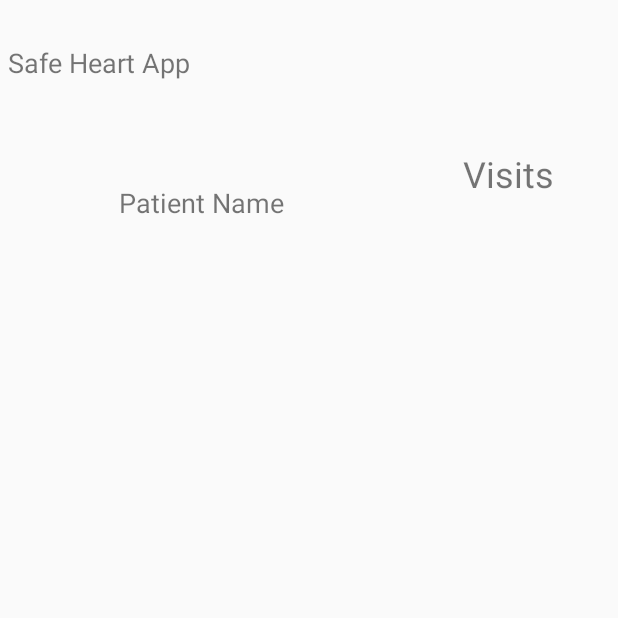
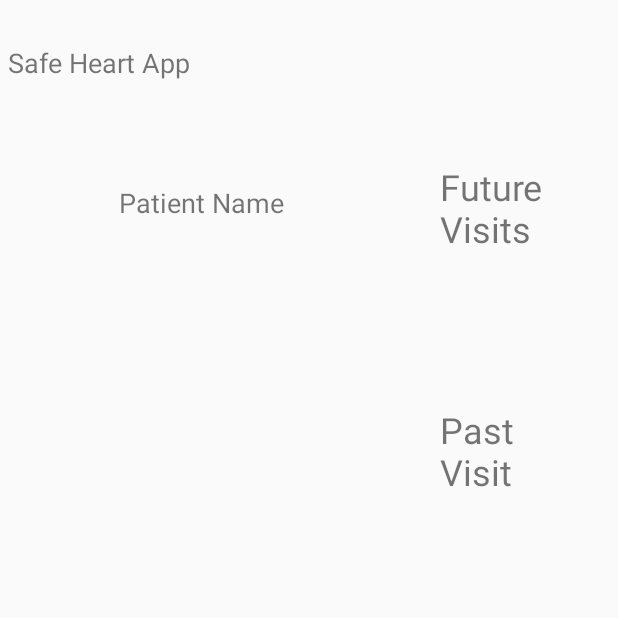
Before and after one commit to jnhendry/FZA3077_Assignment2, an Android app: the PatientHome screen opened directly, with no data from a screen before it, on a phone screen of 412 x 824 dp, the top half of it. Run offline under Robolectric (Android 15) with nearby library versions, the phone set to English and light mode, and no system bars.

Commit message:
lol RRS FUCKED

```diff
--- a/app/src/main/java/com/hotmail/jamesnhendry/fza3077/ClinitianHome.java
+++ b/app/src/main/java/com/hotmail/jamesnhendry/fza3077/ClinitianHome.java
@@ -6,7 +6,6 @@ import androidx.recyclerview.widget.RecyclerView;
 
 import android.content.Intent;
 import android.os.Bundle;
-import android.widget.EditText;
 import android.widget.TextView;
 
 import com.google.gson.Gson;
@@ -29,7 +28,7 @@ public class ClinitianHome extends AppCompatActivity {
         edtClinitianName = findViewById(R.id.txtclinitianname);
         edtClinitianName.setText(cl.getName());
 
-        recyclPatients = findViewById(R.id.recyclPatients);
+        recyclPatients = findViewById(R.id.recyclMedicalRecord);
         recyclPatients.setLayoutManager(new LinearLayoutManager(getApplicationContext()));
 
         patientAdapter = new patientAdapter(getApplicationContext(), cl.getPatients());
--- a/app/src/main/java/com/hotmail/jamesnhendry/fza3077/MedicalRecordAdapter.java
+++ b/app/src/main/java/com/hotmail/jamesnhendry/fza3077/MedicalRecordAdapter.java
@@ -66,7 +66,7 @@ public class MedicalRecordAdapter extends RecyclerView.Adapter<MedicalRecordAdap
                 holder.txtClinitian.setText(list.get(position).getClinitianName());
                 holder.txtDate.setText(list.get(position).getDateUpdated());
                 holder.txtPatientName.setText(list.get(position).getPatientName());
-                holder.txtPatientAge.setText(list.get(position).getAge());
+                //holder.txtPatientAge.setText(list.get(position).getAge());
                 holder.txtBloodp.setText(bloodp);
                 holder.txtCreact.setText(cRact);
                 holder.txtapolprotB.setText(apolB);
--- a/app/src/main/java/com/hotmail/jamesnhendry/fza3077/PatientHome.java
+++ b/app/src/main/java/com/hotmail/jamesnhendry/fza3077/PatientHome.java
@@ -1,6 +1,8 @@
 package com.hotmail.jamesnhendry.fza3077;
 
 import androidx.appcompat.app.AppCompatActivity;
+import androidx.recyclerview.widget.LinearLayoutManager;
+import androidx.recyclerview.widget.RecyclerView;
 
 import android.content.Intent;
 import android.os.Bundle;
@@ -10,31 +12,76 @@ import com.google.gson.Gson;
 
 import org.w3c.dom.Text;
 
+import java.util.ArrayList;
+
 public class PatientHome extends AppCompatActivity {
 
     private Gson gson = new Gson();
     private TextView txtPatientName;
+    Visit temp ;
+    ArrayList<MedicalRecord> medtemp = new ArrayList<>();
+    MedicalRecord med;
+    RecyclerView recyclFutureVisit,recyclVisit,recyclMedRec;
 
     @Override
     protected void onCreate(Bundle savedInstanceState) {
+
         super.onCreate(savedInstanceState);
         setContentView(R.layout.activity_patient_home);
+        recyclFutureVisit = findViewById(R.id.recycFuturevisit);
+        recyclFutureVisit.setLayoutManager(new LinearLayoutManager(getApplicationContext()));
+
+        recyclVisit = findViewById(R.id.recycVisit);
+        recyclVisit.setLayoutManager(new LinearLayoutManager(getApplicationContext()));
+
+        recyclMedRec = findViewById(R.id.recyclMedicalRecord);
+        recyclMedRec.setLayoutManager(new LinearLayoutManager(getApplicationContext()));
+
+
         txtPatientName = findViewById(R.id.txtPatientName);
         Intent intent = getIntent();
         String patient = intent.getStringExtra("patient") ;
         if(patient!=null) {
             Patient pa = gson.fromJson(patient, Patient.class);
             txtPatientName.setText(pa.getName());
+            visitAdapter pastVisitAdapter = new visitAdapter(pa.getPastVisits(),this);
+            visitAdapter futureVisitAdapter = new visitAdapter(pa.getFutureVisits(),this);
+            temp = pa.getPastVisits().get(pa.getPastVisits().size()-1);
+            med = temp.getMedicalRecord();
+            medtemp.clear();
+            med.setReynoldsRiskScore(med.calculateReynoldsRiskScore());
+            medtemp.add(med);
+
+            MedicalRecordAdapter medicalRecordAdapter = new MedicalRecordAdapter(this,medtemp);
+            recyclFutureVisit.setAdapter(futureVisitAdapter);
+            recyclVisit.setAdapter(pastVisitAdapter);
+            recyclMedRec.setAdapter(medicalRecordAdapter);
+
         }else{
             String clinitian = intent.getStringExtra("patientdetails");
             int pos = intent.getIntExtra("position",0);
             Clinitian cl = gson.fromJson(clinitian,Clinitian.class);
             if(cl!=null) {
                 txtPatientName.setText(cl.getPatients().get(pos).getName());
+                visitAdapter pastVisitAdapter = new visitAdapter(cl.getPatients().get(pos).getPastVisits(),this);
+                visitAdapter futureVisitAdapter = new visitAdapter(cl.getPatients().get(pos).getFutureVisits(),this);
+                temp = cl.getPatients().get(pos).getPastVisits().get(cl.getPatients().get(pos).getPastVisits().size()-1);
+                med = temp.getMedicalRecord();
+                medtemp.clear();
+                med.setReynoldsRiskScore(med.calculateReynoldsRiskScore());
+                medtemp.add(med);
+                MedicalRecordAdapter medicalRecordAdapter = new MedicalRecordAdapter(this,medtemp);
+                recyclFutureVisit.setAdapter(futureVisitAdapter);
+                recyclVisit.setAdapter(pastVisitAdapter);
+                recyclMedRec.setAdapter(medicalRecordAdapter);
             }
         }
 
 
 
+
+
+
+
     }
 }
--- a/app/src/main/java/com/hotmail/jamesnhendry/fza3077/visitAdapter.java
+++ b/app/src/main/java/com/hotmail/jamesnhendry/fza3077/visitAdapter.java
@@ -17,6 +17,10 @@ public class visitAdapter extends RecyclerView.Adapter<visitAdapter.subholder>{
     private onItemClickListener mListener;
     Context cr;
 
+    public visitAdapter(ArrayList<Visit> list, Context cr) {
+        this.list = list;
+        this.cr = cr;
+    }
 
     public void setonItemClicklistener(onItemClickListener listener) {
         mListener = listener;
--- a/app/src/main/res/layout/activity_clinitian_home.xml
+++ b/app/src/main/res/layout/activity_clinitian_home.xml
@@ -7,7 +7,7 @@
     tools:context=".ClinitianHome">
 
     <androidx.recyclerview.widget.RecyclerView
-        android:id="@+id/recyclPatients"
+        android:id="@+id/recyclMedicalRecord"
         android:layout_width="0dp"
         android:layout_height="0dp"
         android:layout_margin="25dp"
@@ -38,8 +38,8 @@
         android:text="Patients"
         android:textSize="24sp"
         app:layout_constraintBottom_toBottomOf="parent"
-        app:layout_constraintEnd_toEndOf="@+id/recyclPatients"
-        app:layout_constraintStart_toStartOf="@+id/recyclPatients"
+        app:layout_constraintEnd_toEndOf="@+id/recyclMedicalRecord"
+        app:layout_constraintStart_toStartOf="@+id/recyclMedicalRecord"
         app:layout_constraintTop_toTopOf="parent"
         app:layout_constraintVertical_bias="0.13" />
 
--- a/app/src/main/res/layout/activity_patient_home.xml
+++ b/app/src/main/res/layout/activity_patient_home.xml
@@ -30,20 +30,10 @@
             app:layout_constraintVertical_bias="0.448">
 
             <androidx.recyclerview.widget.RecyclerView
-                android:id="@+id/recyclPatients"
+                android:id="@+id/recyclMedicalRecord"
                 android:layout_width="match_parent"
                 android:layout_height="wrap_content" />
         </ScrollView>
-
-        <androidx.recyclerview.widget.RecyclerView
-            android:id="@+id/recycVisit"
-            android:layout_width="0dp"
-            android:layout_height="wrap_content"
-            android:layout_margin="25dp"
-            app:layout_constraintBottom_toBottomOf="parent"
-            app:layout_constraintEnd_toEndOf="parent"
-            app:layout_constraintStart_toStartOf="@+id/guideline2"
-            app:layout_constraintTop_toBottomOf="@+id/textView2" />
 
         <TextView
             android:id="@+id/txtPatientName"
@@ -58,20 +48,6 @@
             app:layout_constraintStart_toStartOf="@+id/scrollView2"
             app:layout_constraintTop_toTopOf="parent"
             app:layout_constraintVertical_bias="0.13" />
-
-        <TextView
-            android:id="@+id/textView2"
-            android:layout_width="wrap_content"
-            android:layout_height="wrap_content"
-            android:layout_margin="25dp"
-            android:text="Visits"
-            android:textSize="24sp"
-            app:layout_constraintBottom_toBottomOf="parent"
-            app:layout_constraintEnd_toEndOf="@+id/recycVisit"
-            app:layout_constraintHorizontal_bias="0.56"
-            app:layout_constraintStart_toStartOf="@+id/recycVisit"
-            app:layout_constraintTop_toTopOf="parent"
-            app:layout_constraintVertical_bias="0.1" />
 
         <androidx.constraintlayout.widget.Guideline
             android:id="@+id/guideline2"
@@ -104,6 +80,52 @@
             app:layout_constraintStart_toStartOf="parent"
             app:layout_constraintTop_toTopOf="parent" />
 
+        <ScrollView
+            android:id="@+id/scrollView3"
+            android:layout_width="0dp"
+            android:layout_height="0dp"
+            app:layout_constraintBottom_toBottomOf="parent"
+            app:layout_constraintEnd_toEndOf="parent"
+            app:layout_constraintStart_toStartOf="@+id/guideline2"
+            app:layout_constraintTop_toTopOf="@+id/guideline3">
+
+            <LinearLayout
+                android:layout_width="match_parent"
+                android:layout_height="wrap_content"
+                android:orientation="vertical">
+
+                <TextView
+                    android:id="@+id/textView2"
+                    android:layout_width="wrap_content"
+                    android:layout_height="wrap_content"
+                    android:layout_margin="25dp"
+                    android:text="Future Visits"
+                    android:textSize="24sp" />
+
+                <androidx.recyclerview.widget.RecyclerView
+                    android:id="@+id/recycFuturevisit"
+                    android:layout_width="wrap_content"
+                    android:layout_height="wrap_content"
+                    android:layout_margin="25dp">
+
+                </androidx.recyclerview.widget.RecyclerView>
+
+                <TextView
+                    android:id="@+id/textView17"
+                    android:layout_width="wrap_content"
+                    android:layout_height="wrap_content"
+                    android:layout_margin="25dp"
+                    android:text="Past Visit"
+                    android:textSize="24sp" />
+
+                <androidx.recyclerview.widget.RecyclerView
+                    android:id="@+id/recycVisit"
+                    android:layout_width="wrap_content"
+                    android:layout_height="wrap_content"
+                    android:layout_margin="25dp" />
+            </LinearLayout>
+        </ScrollView>
+
     </androidx.constraintlayout.widget.ConstraintLayout>
 
 </androidx.constraintlayout.widget.ConstraintLayout>
```
Also changed, not shown: app/src/main/java/com/hotmail/jamesnhendry/fza3077/Clinitian.java (+21 -1 lines), app/src/main/java/com/hotmail/jamesnhendry/fza3077/MainActivity.java (+42 -18 lines), app/src/main/java/com/hotmail/jamesnhendry/fza3077/MedicalRecord.java (+17 -0 lines), app/src/main/java/com/hotmail/jamesnhendry/fza3077/Patient.java (+23 -2 lines), app/src/main/java/com/hotmail/jamesnhendry/fza3077/Visit.java (+8 -0 lines), app/src/main/res/layout/visitcard.xml (+41 -26 lines).
